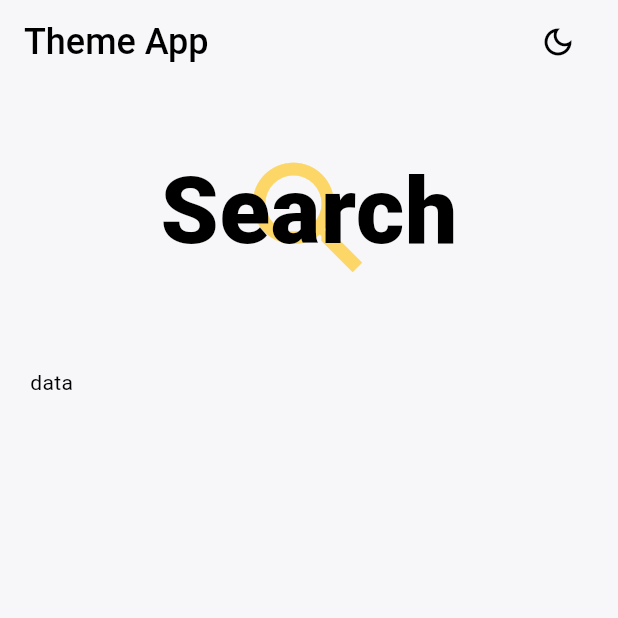
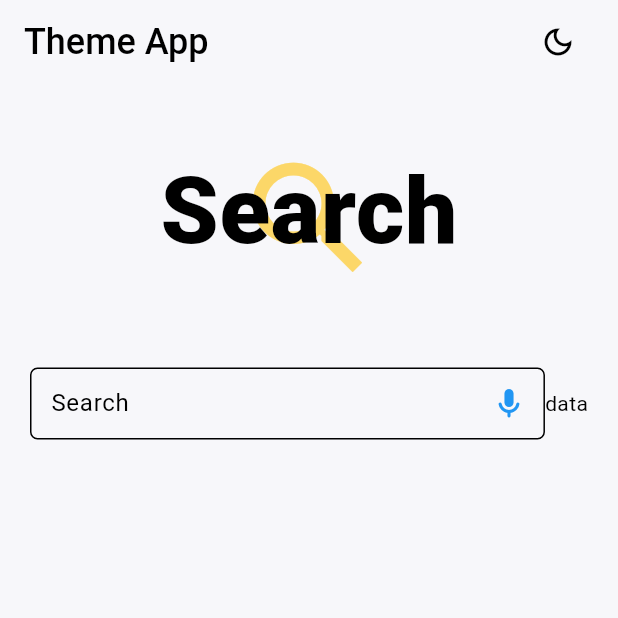
Before and after one commit to kwakyebrilliant/theme_app, a Flutter app: the screen it shows after launch, on a phone screen of 412 x 824 dp, the top half of it. Run offline on Flutter 3.47's test engine with Material 3 defaults, Android fonts, the phone set to English and light mode, and no system bars; our stand-ins replace shared_preferences.

Commit message:
screen updated

```diff
--- a/lib/screen.dart
+++ b/lib/screen.dart
@@ -103,7 +103,40 @@ class _ScreenState extends State<Screen> {
           ),
           Padding(
             padding: const EdgeInsets.only(top: 60.0, left: 20.0, right: 20.0),
-            child: Row(children: [Text('data')]),
+            child: Row(
+              children: [
+                Expanded(
+                  child: TextFormField(
+                    decoration: InputDecoration(
+                      hintText: 'Search',
+                      enabledBorder: OutlineInputBorder(
+                        borderSide: BorderSide(
+                          color: Theme.of(context).colorScheme.inversePrimary,
+                          width: 1.0,
+                        ),
+                        borderRadius: BorderRadius.circular(5.0),
+                      ),
+                      focusedBorder: OutlineInputBorder(
+                        borderSide: BorderSide(
+                          color: Theme.of(context).colorScheme.inversePrimary,
+                          width: 1.0,
+                        ),
+                        borderRadius: BorderRadius.circular(5.0),
+                      ),
+                      suffixIcon: Padding(
+                        padding: const EdgeInsets.symmetric(horizontal: 8.0),
+                        child: Icon(Icons.mic_rounded, color: Colors.blue),
+                      ),
+                      contentPadding: EdgeInsets.symmetric(
+                        vertical: 10.0,
+                        horizontal: 10.0,
+                      ),
+                    ),
+                  ),
+                ),
+                Text('data'),
+              ],
+            ),
           ),
         ],
       ),
```
